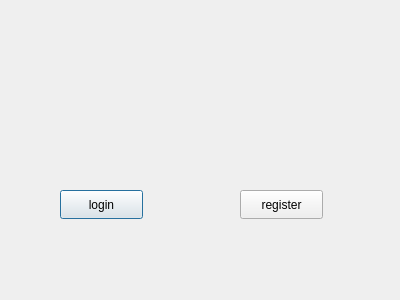
This is userpage.ui in aishakandeell/cs2labproject as Qt 5 draws it before an edit. The edited form follows.
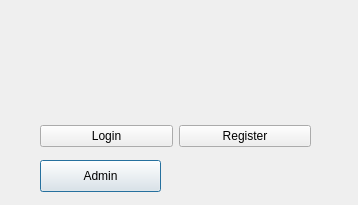
This is the edited form.

The edit to the form file:
```diff
--- a/userpage.ui
+++ b/userpage.ui
@@ -6,38 +6,51 @@
    <rect>
     <x>0</x>
     <y>0</y>
-    <width>400</width>
-    <height>300</height>
+    <width>358</width>
+    <height>205</height>
    </rect>
   </property>
   <property name="windowTitle">
    <string>Dialog</string>
   </property>
-  <widget class="QPushButton" name="loginclicked">
+  <widget class="QPushButton" name="adminbutton">
    <property name="geometry">
     <rect>
-     <x>60</x>
-     <y>190</y>
-     <width>83</width>
-     <height>29</height>
+     <x>40</x>
+     <y>160</y>
+     <width>121</width>
+     <height>32</height>
     </rect>
    </property>
    <property name="text">
-    <string>login</string>
+    <string>Admin</string>
    </property>
   </widget>
-  <widget class="QPushButton" name="registerclicked">
+  <widget class="QWidget" name="">
    <property name="geometry">
     <rect>
-     <x>240</x>
-     <y>190</y>
-     <width>83</width>
-     <height>29</height>
+     <x>40</x>
+     <y>120</y>
+     <width>271</width>
+     <height>32</height>
     </rect>
    </property>
-   <property name="text">
-    <string>register</string>
-   </property>
+   <layout class="QGridLayout" name="gridLayout">
+    <item row="0" column="0">
+     <widget class="QPushButton" name="loginclicked">
+      <property name="text">
+       <string>Login</string>
+      </property>
+     </widget>
+    </item>
+    <item row="0" column="1">
+     <widget class="QPushButton" name="registerclicked">
+      <property name="text">
+       <string>Register</string>
+      </property>
+     </widget>
+    </item>
+   </layout>
   </widget>
  </widget>
  <resources/>
```
